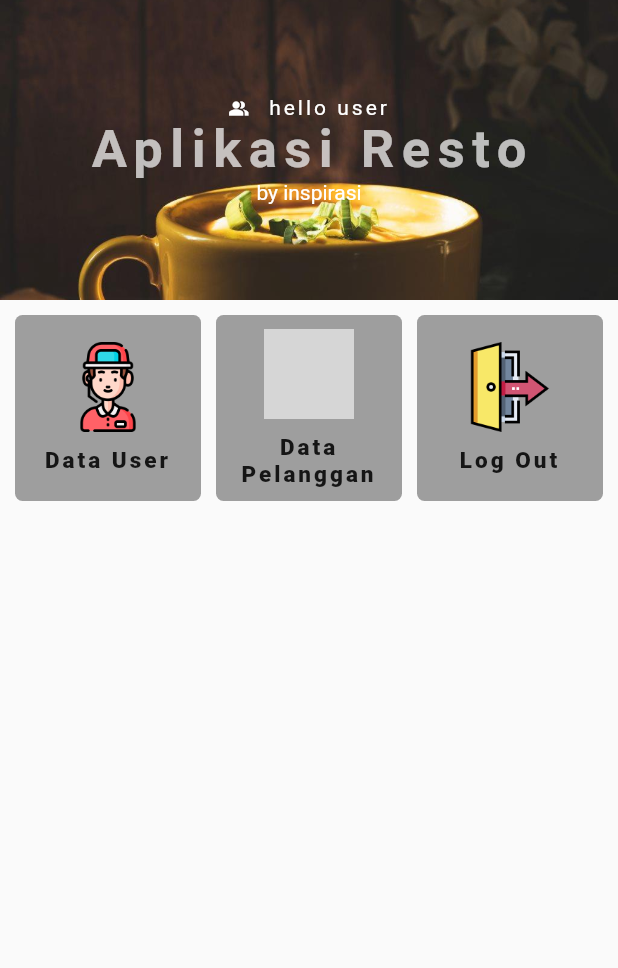
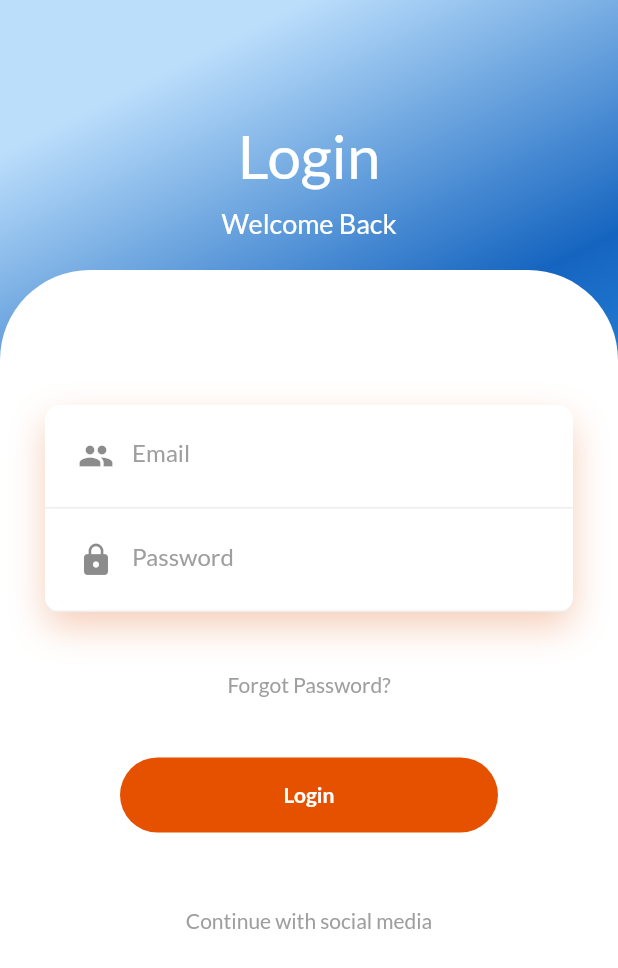
Before and after one commit to curlylazy/flutter_getx_dev, a Flutter app: the DashboardPage screen opened by its route, after a tap on "Log Out", on a phone screen of 412 x 824 dp. Shown: the top 968 px of the screen. Run offline on Flutter 3.47's test engine with Material 2 defaults, Android fonts, the phone set to English and light mode, and no system bars; our stand-ins replace fluttertoast, get, google_fonts, sqflite; accounts and stored records are empty; grey boxes are pictures that could not be loaded.

Commit message:
update font + add login

```diff
--- a/lib/main.dart
+++ b/lib/main.dart
@@ -1,8 +1,10 @@
 // # main.dart
 import 'package:flutter/material.dart';
 import 'package:get/get.dart';
+import 'package:google_fonts/google_fonts.dart';
 
 import './views/my_home_page.dart';
+import './views/auth_login.dart';
 import './views/user_ae.dart';
 import './views/user_list.dart';
 import './views/item_list.dart';
@@ -22,13 +24,17 @@ class MyApp extends StatelessWidget {
     return GetMaterialApp(
       title: 'Flutter Demo',
       theme: ThemeData(
+        textTheme: GoogleFonts.latoTextTheme(
+          Theme.of(context).textTheme, // If this is not set, then ThemeData.light().textTheme is used.
+        ),
         primarySwatch: Colors.brown,
         visualDensity: VisualDensity.adaptivePlatformDensity,
       ),
       // home: MyHomePage(title: 'Flutter Demo Home Page'),
-      home: DashboardPage(),
+      home: AuthLogin(),
       getPages: [
         GetPage(name: '/dashboard', page: () => DashboardPage()),
+        GetPage(name: '/auth/login', page: () => AuthLogin()),
         GetPage(name: '/user/list', page: () => UserList()),
         GetPage(name: '/user/ae', page: () => UserAE()),
         GetPage(name: '/item/list', page: () => ItemList()),
--- /dev/null
+++ b/lib/views/auth_login.dart
@@ -0,0 +1,142 @@
+import 'package:flutter/material.dart';
+import 'package:get/get.dart';
+
+class AuthLogin extends StatelessWidget {
+  const AuthLogin({Key? key}) : super(key: key);
+
+  @override
+  Widget build(BuildContext context) {
+    return Scaffold(
+      body: Container(
+        width: double.infinity,
+        decoration: BoxDecoration(
+            gradient: LinearGradient(begin: Alignment.topCenter, colors: [
+          Colors.blue.shade100,
+          Colors.blue.shade800,
+          Colors.blue.shade400
+        ])),
+        child: Column(
+          crossAxisAlignment: CrossAxisAlignment.start,
+          children: <Widget>[
+            const SizedBox(
+              height: 80,
+            ),
+            Center(
+              child: Column(
+                crossAxisAlignment: CrossAxisAlignment.center,
+                children: const [
+                  Text(
+                    "Login",
+                    style: TextStyle(color: Colors.white, fontSize: 40),
+                  ),
+                  SizedBox(
+                    height: 10,
+                  ),
+                  Text(
+                    "Welcome Back",
+                    style: TextStyle(color: Colors.white, fontSize: 18),
+                  ),
+                ],
+              ),
+            ),
+            const SizedBox(height: 20),
+            Expanded(
+              child: Container(
+                decoration: const BoxDecoration(color: Colors.white, borderRadius: BorderRadius.only(topLeft: Radius.circular(60), topRight: Radius.circular(60))),
+                child: SingleChildScrollView(
+                  child: Padding(
+                    padding: const EdgeInsets.all(30),
+                    child: Column(
+                      children: <Widget>[
+                        const SizedBox(
+                          height: 60,
+                        ),
+                        Container(
+                          decoration: BoxDecoration(
+                            color: Colors.white,
+                            borderRadius: BorderRadius.circular(10),
+                            boxShadow: const [
+                              BoxShadow(
+                                color: Color.fromRGBO(225, 95, 27, .3),
+                                blurRadius: 20,
+                                offset: Offset(0, 10),
+                              ),
+                            ],
+                          ),
+                          child: Column(
+                            children: <Widget>[
+                              Container(
+                                padding: const EdgeInsets.all(10),
+                                decoration: BoxDecoration(border: Border(bottom: BorderSide(color: Colors.grey.shade200))),
+                                child: const TextField(
+                                  decoration: InputDecoration(
+                                    hintText: "Email",
+                                    prefixIcon: Icon(Icons.people),
+                                    hintStyle: TextStyle(color: Colors.grey),
+                                    border: InputBorder.none,
+                                  ),
+                                ),
+                              ),
+                              Container(
+                                padding: const EdgeInsets.all(10),
+                                decoration: BoxDecoration(border: Border(bottom: BorderSide(color: Colors.grey.shade200))),
+                                child: const TextField(
+                                  decoration: InputDecoration(
+                                    hintText: "Password",
+                                    prefixIcon: Icon(Icons.lock),
+                                    hintStyle: TextStyle(color: Colors.grey),
+                                    border: InputBorder.none,
+                                  ),
+                                ),
+                              ),
+                            ],
+                          ),
+                        ),
+                        const SizedBox(
+                          height: 40,
+                        ),
+                        const Text(
+                          "Forgot Password?",
+                          style: TextStyle(color: Colors.grey),
+                        ),
+                        const SizedBox(
+                          height: 40,
+                        ),
+                        InkWell(
+                          child: Container(
+                            height: 50,
+                            margin: const EdgeInsets.symmetric(horizontal: 50),
+                            decoration: BoxDecoration(borderRadius: BorderRadius.circular(50), color: Colors.orange[900]),
+                            child: const Center(
+                              child: Text(
+                                "Login",
+                                style: TextStyle(color: Colors.white, fontWeight: FontWeight.bold),
+                              ),
+                            ),
+                          ),
+                          onTap: () {
+                            Get.offNamed("/dashboard");
+                          },
+                        ),
+                        const SizedBox(
+                          height: 50,
+                        ),
+                        const Text(
+                          "Continue with social media",
+                          style: TextStyle(color: Colors.grey),
+                        ),
+                        const SizedBox(
+                          height: 30,
+                        ),
+                      ],
+                    ),
+                  ),
+                ),
+              ),
+            )
+          ],
+        ),
+      ),
+    );
+  }
+}
--- a/lib/views/dashboard.dart
+++ b/lib/views/dashboard.dart
@@ -61,9 +61,15 @@ class DashboardPage extends StatelessWidget {
       onTap: () {
         Get.toNamed(url);
       },
+      child: Card(
+        elevation: 18.0,
         child: Container(
           padding: const EdgeInsets.all(8),
-        decoration: BoxDecoration(borderRadius: BorderRadius.circular(5), color: Colors.grey),
+          decoration: BoxDecoration(
+            borderRadius: BorderRadius.circular(5),
+            color: Colors.grey.shade300,
+            border: Border.all(color: Colors.black12),
+          ),
           child: Column(
             mainAxisAlignment: MainAxisAlignment.center,
             crossAxisAlignment: CrossAxisAlignment.center,
@@ -83,15 +89,17 @@ class DashboardPage extends StatelessWidget {
             ],
           ),
         ),
+      ),
     );
   }
 
   Widget menuLogOut2() {
     return InkWell(
-      onTap: () {},
+      child: Card(
+        elevation: 18.0,
         child: Container(
           padding: const EdgeInsets.all(8),
-        decoration: BoxDecoration(borderRadius: BorderRadius.circular(5), color: Colors.grey),
+          decoration: BoxDecoration(borderRadius: BorderRadius.circular(5), color: Colors.red.shade500),
           child: Column(
             mainAxisAlignment: MainAxisAlignment.center,
             crossAxisAlignment: CrossAxisAlignment.center,
@@ -111,6 +119,10 @@ class DashboardPage extends StatelessWidget {
             ],
           ),
         ),
+      ),
+      onTap: () {
+        Get.offNamed("auth/login");
+      },
     );
   }
 
```
Also changed, not shown: lib/app/dialog.dart (+6 -40 lines), lib/views/item_list.dart (+12 -36 lines), lib/views/user_ae.dart (+13 -34 lines), pubspec.yaml (+7 -0 lines), fonts/OpenSans-Regular.ttf (added). Lines whose indentation alone changed are shown as unchanged.
